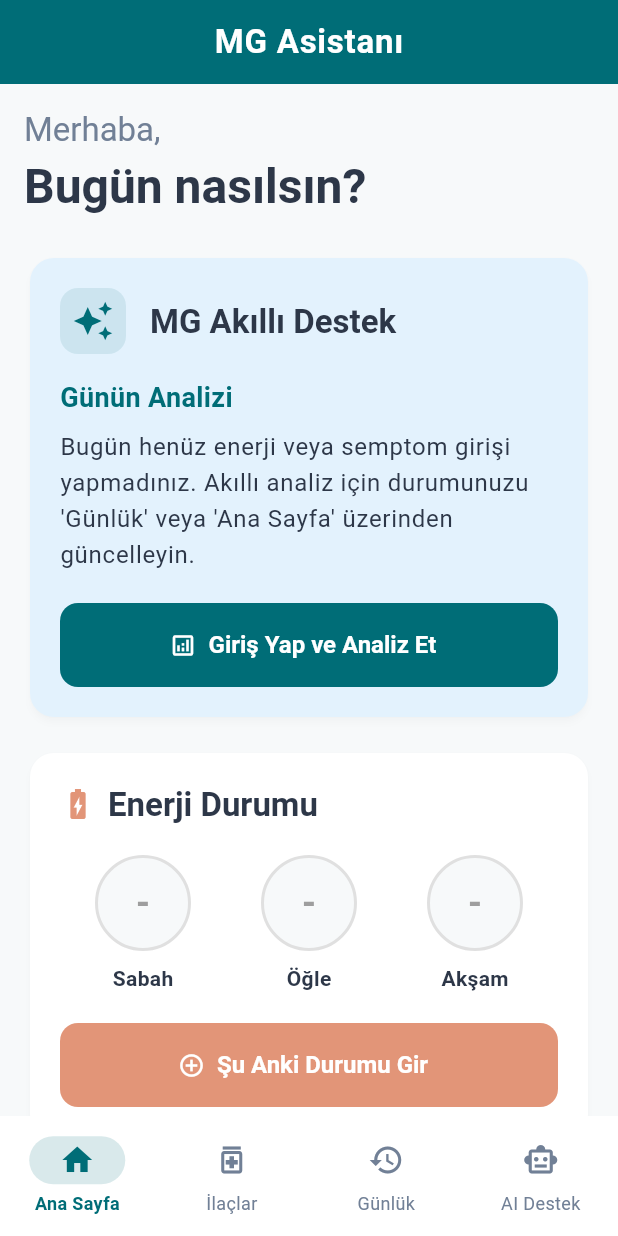
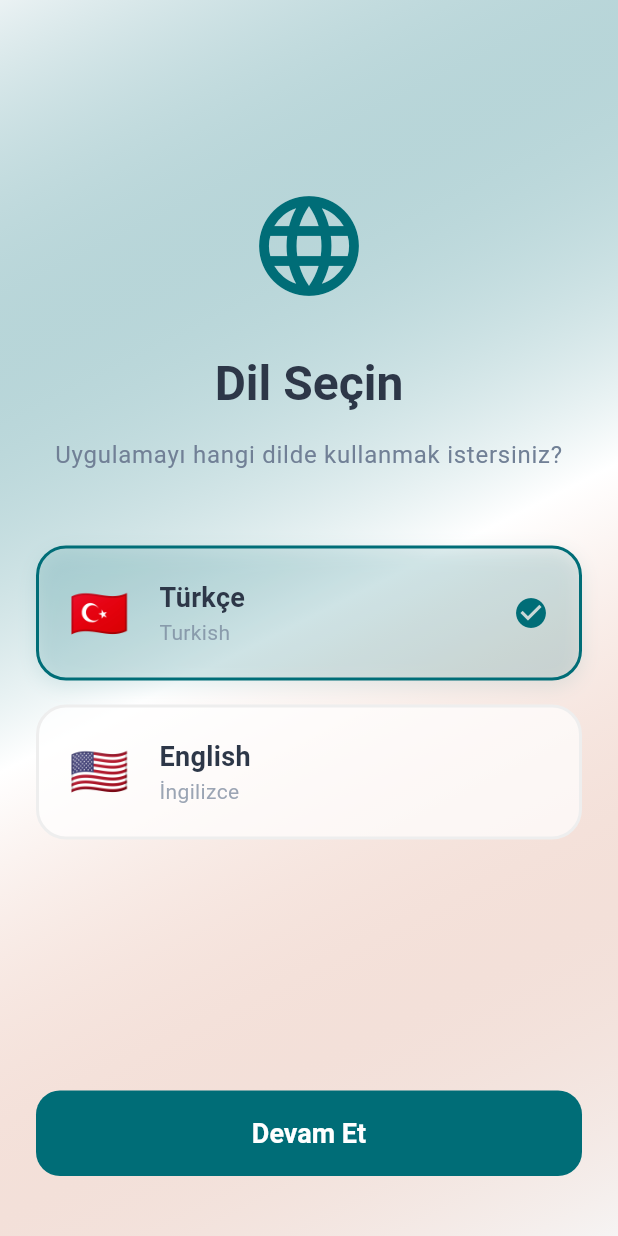
Before and after one commit to berkayyozzz/mg, a Flutter app: the screen it shows after launch, on a phone screen of 412 x 824 dp. Run offline on Flutter 3.47's test engine with Material 3 defaults, Android fonts, the phone set to English and light mode, and no system bars; our stand-ins replace fl_chart, flutter_local_notifications, google_generative_ai, shared_preferences, timezone.

Commit message:
feat: add language selection and bilingual AI support, increment version to 1.1.5+9

```diff
--- a/lib/app_localizations.dart
+++ b/lib/app_localizations.dart
@@ -99,6 +99,20 @@ class AppLocalizations {
       'crisis_title': 'MG Kriz Belirtileri',
       'risky_drugs': 'Sakıncalı İlaç Grupları',
       'risky_drugs_desc': 'MG hastaları için riskli olabilecek ilaçlar:',
+
+      // Language Selection
+      'choose_language': 'Dil Seçin',
+      'selection_desc': 'Uygulamayı hangi dilde kullanmak istersiniz?',
+      'turkish': 'Türkçe',
+      'english': 'English',
+      'continue_button': 'Devam Et',
+
+      // Additional UI
+      'dosage_label': 'Doz',
+      'todays_doses': 'Bugünün Dozları',
+      'score': 'Skor',
+      'med_alert_title': 'MG KRİZ KARTI',
+      'med_alert_desc': 'Tanı: Myastenia Gravis (G70.0)\n\nLÜTFEN DİKKAT: Solunum yetmezliği veya yutma güçlüğü fark ederseniz acilen müdahale gerekebilir. Magnezyum içeren ilaçlardan kaçının.',
     },
     'en': {
       // AppBar titles
@@ -196,6 +210,20 @@ class AppLocalizations {
       'crisis_title': 'MG Crisis Symptoms',
       'risky_drugs': 'Risky Drug Groups',
       'risky_drugs_desc': 'Medications that may be risky for MG patients:',
+
+      // Language Selection
+      'choose_language': 'Choose Language',
+      'selection_desc': 'In which language would you like to use the app?',
+      'turkish': 'Turkish',
+      'english': 'English',
+      'continue_button': 'Continue',
+
+      // Additional UI
+      'dosage_label': 'Dosage',
+      'todays_doses': "Today's Doses",
+      'score': 'Score',
+      'med_alert_title': 'MG CRISIS CARD',
+      'med_alert_desc': 'Diagnosis: Myasthenia Gravis (G70.0)\n\nATTENTION: If you notice respiratory failure or difficulty swallowing, urgent intervention may be needed. Avoid medications containing magnesium.',
     },
   };
 
@@ -217,14 +245,17 @@ class AppLocalizations {
     _currentLocale = locale;
     final prefs = await SharedPreferences.getInstance();
     await prefs.setString('app_language', locale);
+    await prefs.setBool('language_set', true);
   }
 }
 
 class LanguageProvider with ChangeNotifier {
   String _locale = 'tr';
+  bool _isLanguageSet = false;
 
   String get locale => _locale;
   bool get isEnglish => _locale == 'en';
+  bool get isLanguageSet => _isLanguageSet;
 
   LanguageProvider() {
     _loadLocale();
@@ -233,12 +264,21 @@ class LanguageProvider with ChangeNotifier {
   Future<void> _loadLocale() async {
     final prefs = await SharedPreferences.getInstance();
     _locale = prefs.getString('app_language') ?? 'tr';
+    _isLanguageSet = prefs.getBool('language_set') ?? false;
     AppLocalizations._currentLocale = _locale;
+    notifyListeners();
+  }
+
+  Future<void> setLanguage(String locale) async {
+    _locale = locale;
+    _isLanguageSet = true;
+    await AppLocalizations.setLocale(locale);
     notifyListeners();
   }
 
   Future<void> toggleLanguage() async {
     _locale = _locale == 'tr' ? 'en' : 'tr';
+    _isLanguageSet = true;
     await AppLocalizations.setLocale(_locale);
     notifyListeners();
   }
--- a/lib/energy_entry_screen.dart
+++ b/lib/energy_entry_screen.dart
@@ -14,7 +14,7 @@ class EnergyEntryScreen extends StatefulWidget {
 class _EnergyEntryScreenState extends State<EnergyEntryScreen> {
   double _currentScore = 5;
   double _sleepQuality = 5;
-  String _selectedPeriod = 'Sabah';
+  String _selectedPeriod = 'Morning';
 
   @override
   Widget build(BuildContext context) {
@@ -35,9 +35,9 @@ class _EnergyEntryScreenState extends State<EnergyEntryScreen> {
                 const SizedBox(height: 24),
                 SegmentedButton<String>(
                   segments: [
-                    ButtonSegment(value: 'Sabah', label: Text(AppLocalizations.t('morning'))),
-                    ButtonSegment(value: 'Öğle', label: Text(AppLocalizations.t('noon'))),
-                    ButtonSegment(value: 'Akşam', label: Text(AppLocalizations.t('evening'))),
+                    ButtonSegment(value: 'Morning', label: Text(AppLocalizations.t('morning'))),
+                    ButtonSegment(value: 'Noon', label: Text(AppLocalizations.t('noon'))),
+                    ButtonSegment(value: 'Evening', label: Text(AppLocalizations.t('evening'))),
                   ],
                   selected: {_selectedPeriod},
                   onSelectionChanged: (set) {
@@ -93,7 +93,7 @@ class _EnergyEntryScreenState extends State<EnergyEntryScreen> {
                     ),
                   ),
                 ),
-                if (_selectedPeriod == 'Sabah') ...[
+                if (_selectedPeriod == 'Morning') ...[
                   const SizedBox(height: 32),
                   Text(
                     AppLocalizations.t('sleep_quality_q'),
@@ -147,9 +147,9 @@ class _EnergyEntryScreenState extends State<EnergyEntryScreen> {
                     final score = _currentScore.toInt();
                     final sleep = _sleepQuality.toInt();
 
-                    if (_selectedPeriod == 'Sabah') {
+                    if (_selectedPeriod == 'Morning') {
                       provider.updateLog(DateTime.now(), morning: score, sleep: sleep);
-                    } else if (_selectedPeriod == 'Öğle') {
+                    } else if (_selectedPeriod == 'Noon') {
                       provider.updateLog(DateTime.now(), noon: score);
                     } else {
                       provider.updateLog(DateTime.now(), evening: score);
--- /dev/null
+++ b/lib/language_selection_screen.dart
@@ -0,0 +1,178 @@
+import 'package:flutter/material.dart';
+import 'package:provider/provider.dart';
+import 'app_localizations.dart';
+import 'theme.dart';
+
+class LanguageSelectionScreen extends StatefulWidget {
+  const LanguageSelectionScreen({super.key});
+
+  @override
+  State<LanguageSelectionScreen> createState() => _LanguageSelectionScreenState();
+}
+
+class _LanguageSelectionScreenState extends State<LanguageSelectionScreen> {
+  String _selectedLanguage = 'tr';
+
+  @override
+  Widget build(BuildContext context) {
+    return Scaffold(
+      body: Container(
+        decoration: BoxDecoration(
+          gradient: LinearGradient(
+            begin: Alignment.topLeft,
+            end: Alignment.bottomRight,
+            colors: [
+              AppTheme.primaryTeal.withOpacity(0.05),
+              Colors.white,
+              AppTheme.accentCoral.withOpacity(0.05),
+            ],
+          ),
+        ),
+        child: SafeArea(
+          child: Padding(
+            padding: const EdgeInsets.symmetric(horizontal: 24.0, vertical: 40.0),
+            child: Column(
+              crossAxisAlignment: CrossAxisAlignment.stretch,
+              children: [
+                const Spacer(),
+                const Icon(
+                  Icons.language_rounded,
+                  size: 80,
+                  color: AppTheme.primaryTeal,
+                ),
+                const SizedBox(height: 32),
+                Text(
+                  AppLocalizations.t('choose_language'),
+                  textAlign: TextAlign.center,
+                  style: Theme.of(context).textTheme.headlineLarge?.copyWith(
+                    fontWeight: FontWeight.bold,
+                    color: AppTheme.textDark,
+                  ),
+                ),
+                const SizedBox(height: 16),
+                Text(
+                  AppLocalizations.t('selection_desc'),
+                  textAlign: TextAlign.center,
+                  style: Theme.of(context).textTheme.bodyLarge?.copyWith(
+                    color: AppTheme.textLight,
+                  ),
+                ),
+                const SizedBox(height: 48),
+                _LanguageOption(
+                  title: 'Türkçe',
+                  subtitle: 'Turkish',
+                  flag: '🇹🇷',
+                  isSelected: _selectedLanguage == 'tr',
+                  onTap: () => setState(() => _selectedLanguage = 'tr'),
+                ),
+                const SizedBox(height: 16),
+                _LanguageOption(
+                  title: 'English',
+                  subtitle: 'İngilizce',
+                  flag: '🇺🇸',
+                  isSelected: _selectedLanguage == 'en',
+                  onTap: () => setState(() => _selectedLanguage = 'en'),
+                ),
+                const Spacer(flex: 2),
+                ElevatedButton(
+                  onPressed: () {
+                    context.read<LanguageProvider>().setLanguage(_selectedLanguage);
+                  },
+                  style: ElevatedButton.styleFrom(
+                    padding: const EdgeInsets.symmetric(vertical: 18),
+                    shape: RoundedRectangleBorder(
+                      borderRadius: BorderRadius.circular(16),
+                    ),
+                  ),
+                  child: Text(
+                    AppLocalizations.t('continue_button'),
+                    style: const TextStyle(fontSize: 18, fontWeight: FontWeight.bold),
+                  ),
+                ),
+              ],
+            ),
+          ),
+        ),
+      ),
+    );
+  }
+}
+
+class _LanguageOption extends StatelessWidget {
+  final String title;
+  final String subtitle;
+  final String flag;
+  final bool isSelected;
+  final VoidCallback onTap;
+
+  const _LanguageOption({
+    required this.title,
+    required this.subtitle,
+    required this.flag,
+    required this.isSelected,
+    required this.onTap,
+  });
+
+  @override
+  Widget build(BuildContext context) {
+    return GestureDetector(
+      onTap: onTap,
+      child: AnimatedContainer(
+        duration: const Duration(milliseconds: 200),
+        padding: const EdgeInsets.all(20),
+        decoration: BoxDecoration(
+          color: isSelected ? AppTheme.primaryTeal.withOpacity(0.1) : Colors.white.withOpacity(0.7),
+          borderRadius: BorderRadius.circular(20),
+          border: Border.all(
+            color: isSelected ? AppTheme.primaryTeal : Colors.grey.shade200,
+            width: 2,
+          ),
+          boxShadow: [
+            if (isSelected)
+              BoxShadow(
+                color: AppTheme.primaryTeal.withOpacity(0.1),
+                blurRadius: 10,
+                offset: const Offset(0, 4),
+              ),
+          ],
+        ),
+        child: Row(
+          children: [
+            Text(
+              flag,
+              style: const TextStyle(fontSize: 32),
+            ),
+            const SizedBox(width: 20),
+            Expanded(
+              child: Column(
+                crossAxisAlignment: CrossAxisAlignment.start,
+                children: [
+                  Text(
+                    title,
+                    style: const TextStyle(
+                      fontSize: 18,
+                      fontWeight: FontWeight.bold,
+                      color: AppTheme.textDark,
+                    ),
+                  ),
+                  Text(
+                    subtitle,
+                    style: TextStyle(
+                      fontSize: 14,
+                      color: AppTheme.textLight.withOpacity(0.7),
+                    ),
+                  ),
+                ],
+              ),
+            ),
+            if (isSelected)
+              const Icon(
+                Icons.check_circle,
+                color: AppTheme.primaryTeal,
+              ),
+          ],
+        ),
+      ),
+    );
+  }
+}
--- a/pubspec.yaml
+++ b/pubspec.yaml
@@ -16,7 +16,7 @@ publish_to: 'none' # Remove this line if you wish to publish to pub.dev
 # https://developer.apple.com/library/archive/documentation/General/Reference/InfoPlistKeyReference/Articles/CoreFoundationKeys.html
 # In Windows, build-name is used as the major, minor, and patch parts
 # of the product and file versions while build-number is used as the build suffix.
-version: 1.1.4+8
+version: 1.1.5+9
 
 environment:
   sdk: ^3.9.0
```
Also changed, not shown: lib/ai_advisor_service.dart (+51 -14 lines), lib/ai_chat_service.dart (+20 -4 lines), lib/main.dart (+40 -19 lines).
